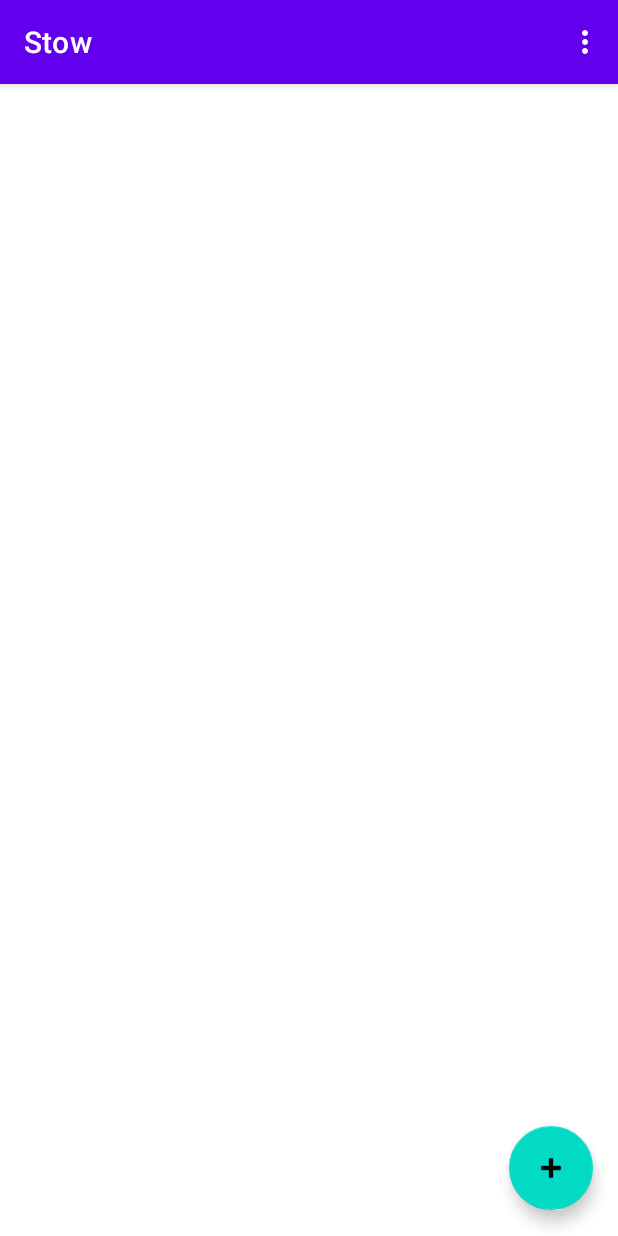
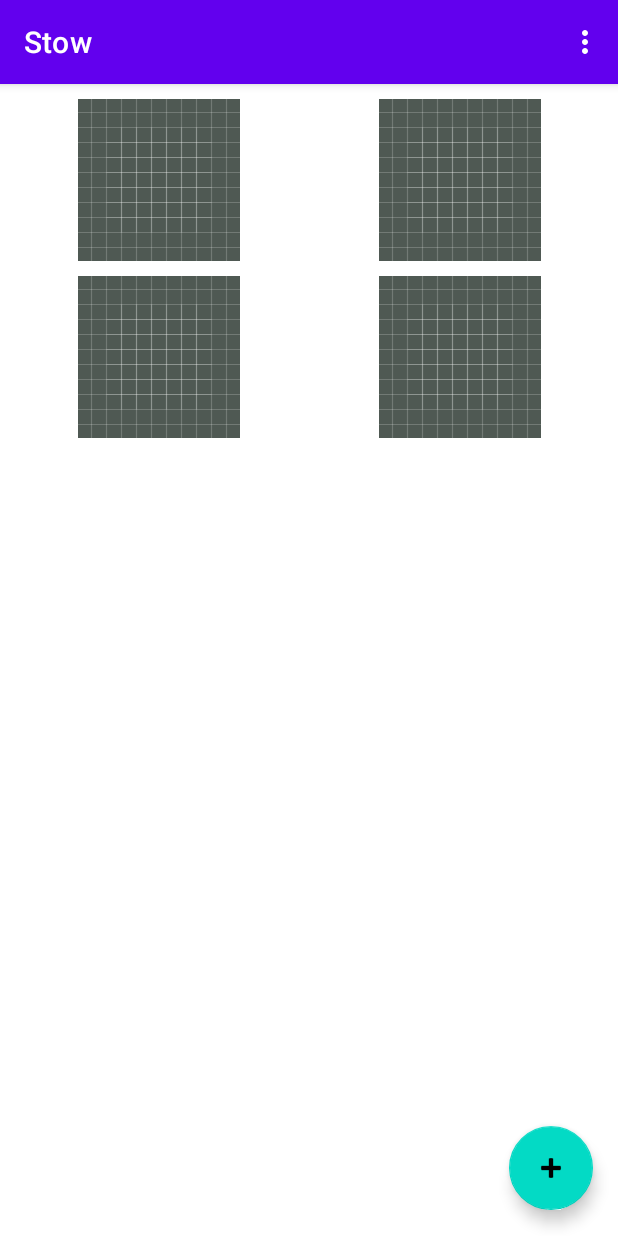
Before and after one commit to AppBuildersss/Stow, an Android app: the screen it shows after launch (LoggedInMainActivity), on a phone screen of 412 x 824 dp. Run offline under Robolectric (Android 15) with nearby library versions, the phone set to English and light mode, and no system bars; our stand-ins replace Firebase (no records; nobody signed in at launch, a user with empty details on screens opened directly), navigation-ui; libraries missing offline, so code that uses them is left out: com.chaquo.python; 2 statements that could not run were skipped.

Commit message:
'radiobutton'

```diff
--- a/app/src/main/java/com/example/stow/LoggedInFirstFragment.kt
+++ b/app/src/main/java/com/example/stow/LoggedInFirstFragment.kt
@@ -49,11 +49,56 @@ class LoggedInFirstFragment : Fragment() {
         binding.fab.setOnClickListener {
             findNavController().navigate(R.id.action_LoggedInFirstFragment_to_LoggedInSecondFragment)
         }
+
+        binding.imageButtonBottomRight.setOnClickListener {
+            bottomRightClicked()
+        }
+
+        binding.imageButtonBottomLeft.setOnClickListener {
+            bottomLeftClicked()
+        }
+
+        binding.imageButtonTopLeft.setOnClickListener {
+            topLeftClicked()
+        }
+
+        binding.imageButtonTopRight.setOnClickListener {
+            topRightClicked()
+        }
+
     }
 
     override fun onDestroyView() {
         super.onDestroyView()
         _binding = null
+    }
+
+    private fun bottomRightClicked() {
+        binding.imageButtonBottomRight.setImageResource(R.drawable.ic_launcher_background)
+        binding.imageButtonBottomLeft.setImageResource(R.drawable.ic_launcher_background_unclicked)
+        binding.imageButtonTopRight.setImageResource(R.drawable.ic_launcher_background_unclicked)
+        binding.imageButtonTopLeft.setImageResource(R.drawable.ic_launcher_background_unclicked)
+    }
+
+    private fun bottomLeftClicked() {
+        binding.imageButtonBottomRight.setImageResource(R.drawable.ic_launcher_background_unclicked)
+        binding.imageButtonBottomLeft.setImageResource(R.drawable.ic_launcher_background)
+        binding.imageButtonTopRight.setImageResource(R.drawable.ic_launcher_background_unclicked)
+        binding.imageButtonTopLeft.setImageResource(R.drawable.ic_launcher_background_unclicked)
+    }
+
+    private fun topRightClicked() {
+        binding.imageButtonBottomRight.setImageResource(R.drawable.ic_launcher_background_unclicked)
+        binding.imageButtonBottomLeft.setImageResource(R.drawable.ic_launcher_background_unclicked)
+        binding.imageButtonTopRight.setImageResource(R.drawable.ic_launcher_background)
+        binding.imageButtonTopLeft.setImageResource(R.drawable.ic_launcher_background_unclicked)
+    }
+
+    private fun topLeftClicked() {
+        binding.imageButtonBottomRight.setImageResource(R.drawable.ic_launcher_background_unclicked)
+        binding.imageButtonBottomLeft.setImageResource(R.drawable.ic_launcher_background_unclicked)
+        binding.imageButtonTopRight.setImageResource(R.drawable.ic_launcher_background_unclicked)
+        binding.imageButtonTopLeft.setImageResource(R.drawable.ic_launcher_background)
     }
 
     private fun displayWords() {
--- /dev/null
+++ b/app/src/main/res/drawable-v24/ic_launcher_background_unclicked.xml
@@ -0,0 +1,170 @@
+<?xml version="1.0" encoding="utf-8"?>
+<vector xmlns:android="http://schemas.android.com/apk/res/android"
+    android:width="108dp"
+    android:height="108dp"
+    android:viewportWidth="108"
+    android:viewportHeight="108">
+    <path
+        android:fillColor="#4F5953"
+        android:pathData="M0,0h108v108h-108z" />
+    <path
+        android:fillColor="#00000000"
+        android:pathData="M9,0L9,108"
+        android:strokeWidth="0.8"
+        android:strokeColor="#33FFFFFF" />
+    <path
+        android:fillColor="#00000000"
+        android:pathData="M19,0L19,108"
+        android:strokeWidth="0.8"
+        android:strokeColor="#33FFFFFF" />
+    <path
+        android:fillColor="#00000000"
+        android:pathData="M29,0L29,108"
+        android:strokeWidth="0.8"
+        android:strokeColor="#33FFFFFF" />
+    <path
+        android:fillColor="#00000000"
+        android:pathData="M39,0L39,108"
+        android:strokeWidth="0.8"
+        android:strokeColor="#33FFFFFF" />
+    <path
+        android:fillColor="#00000000"
+        android:pathData="M49,0L49,108"
+        android:strokeWidth="0.8"
+        android:strokeColor="#33FFFFFF" />
+    <path
+        android:fillColor="#00000000"
+        android:pathData="M59,0L59,108"
+        android:strokeWidth="0.8"
+        android:strokeColor="#33FFFFFF" />
+    <path
+        android:fillColor="#00000000"
+        android:pathData="M69,0L69,108"
+        android:strokeWidth="0.8"
+        android:strokeColor="#33FFFFFF" />
+    <path
+        android:fillColor="#00000000"
+        android:pathData="M79,0L79,108"
+        android:strokeWidth="0.8"
+        android:strokeColor="#33FFFFFF" />
+    <path
+        android:fillColor="#00000000"
+        android:pathData="M89,0L89,108"
+        android:strokeWidth="0.8"
+        android:strokeColor="#33FFFFFF" />
+    <path
+        android:fillColor="#00000000"
+        android:pathData="M99,0L99,108"
+        android:strokeWidth="0.8"
+        android:strokeColor="#33FFFFFF" />
+    <path
+        android:fillColor="#00000000"
+        android:pathData="M0,9L108,9"
+        android:strokeWidth="0.8"
+        android:strokeColor="#33FFFFFF" />
+    <path
+        android:fillColor="#00000000"
+        android:pathData="M0,19L108,19"
+        android:strokeWidth="0.8"
+        android:strokeColor="#33FFFFFF" />
+    <path
+        android:fillColor="#00000000"
+        android:pathData="M0,29L108,29"
+        android:strokeWidth="0.8"
+        android:strokeColor="#33FFFFFF" />
+    <path
+        android:fillColor="#00000000"
+        android:pathData="M0,39L108,39"
+        android:strokeWidth="0.8"
+        android:strokeColor="#33FFFFFF" />
+    <path
+        android:fillColor="#00000000"
+        android:pathData="M0,49L108,49"
+        android:strokeWidth="0.8"
+        android:strokeColor="#33FFFFFF" />
+    <path
+        android:fillColor="#00000000"
+        android:pathData="M0,59L108,59"
+        android:strokeWidth="0.8"
+        android:strokeColor="#33FFFFFF" />
+    <path
+        android:fillColor="#00000000"
+        android:pathData="M0,69L108,69"
+        android:strokeWidth="0.8"
+        android:strokeColor="#33FFFFFF" />
+    <path
+        android:fillColor="#00000000"
+        android:pathData="M0,79L108,79"
+        android:strokeWidth="0.8"
+        android:strokeColor="#33FFFFFF" />
+    <path
+        android:fillColor="#00000000"
+        android:pathData="M0,89L108,89"
+        android:strokeWidth="0.8"
+        android:strokeColor="#33FFFFFF" />
+    <path
+        android:fillColor="#00000000"
+        android:pathData="M0,99L108,99"
+        android:strokeWidth="0.8"
+        android:strokeColor="#33FFFFFF" />
+    <path
+        android:fillColor="#00000000"
+        android:pathData="M19,29L89,29"
+        android:strokeWidth="0.8"
+        android:strokeColor="#33FFFFFF" />
+    <path
+        android:fillColor="#00000000"
+        android:pathData="M19,39L89,39"
+        android:strokeWidth="0.8"
+        android:strokeColor="#33FFFFFF" />
+    <path
+        android:fillColor="#00000000"
+        android:pathData="M19,49L89,49"
+        android:strokeWidth="0.8"
+        android:strokeColor="#33FFFFFF" />
+    <path
+        android:fillColor="#00000000"
+        android:pathData="M19,59L89,59"
+        android:strokeWidth="0.8"
+        android:strokeColor="#33FFFFFF" />
+    <path
+        android:fillColor="#00000000"
+        android:pathData="M19,69L89,69"
+        android:strokeWidth="0.8"
+        android:strokeColor="#33FFFFFF" />
+    <path
+        android:fillColor="#00000000"
+        android:pathData="M19,79L89,79"
+        android:strokeWidth="0.8"
+        android:strokeColor="#33FFFFFF" />
+    <path
+        android:fillColor="#00000000"
+        android:pathData="M29,19L29,89"
+        android:strokeWidth="0.8"
+        android:strokeColor="#33FFFFFF" />
+    <path
+        android:fillColor="#00000000"
+        android:pathData="M39,19L39,89"
+        android:strokeWidth="0.8"
+        android:strokeColor="#33FFFFFF" />
+    <path
+        android:fillColor="#00000000"
+        android:pathData="M49,19L49,89"
+        android:strokeWidth="0.8"
+        android:strokeColor="#33FFFFFF" />
+    <path
+        android:fillColor="#00000000"
+        android:pathData="M59,19L59,89"
+        android:strokeWidth="0.8"
+        android:strokeColor="#33FFFFFF" />
+    <path
+        android:fillColor="#00000000"
+        android:pathData="M69,19L69,89"
+        android:strokeWidth="0.8"
+        android:strokeColor="#33FFFFFF" />
+    <path
+        android:fillColor="#00000000"
+        android:pathData="M79,19L79,89"
+        android:strokeWidth="0.8"
+        android:strokeColor="#33FFFFFF" />
+</vector>
--- a/app/src/main/res/layout/logged_in_fragment_first.xml
+++ b/app/src/main/res/layout/logged_in_fragment_first.xml
@@ -5,6 +5,60 @@
     android:layout_width="match_parent"
     android:layout_height="match_parent"
     tools:context=".LoggedInFirstFragment">
+
+    <ImageButton
+        android:id="@+id/imageButtonBottomLeft"
+        android:layout_width="0dp"
+        android:layout_height="wrap_content"
+        android:src="@drawable/ic_launcher_background_unclicked"
+        android:background="@color/cardview_light_background"
+        android:layout_marginHorizontal="10dp"
+        android:layout_marginVertical="10dp"
+        app:layout_constraintHorizontal_weight="1"
+        app:layout_constraintLeft_toLeftOf="parent"
+        app:layout_constraintRight_toLeftOf="@id/imageButtonBottomRight"
+        app:layout_constraintTop_toBottomOf="@id/imageButtonTopLeft" />
+
+    <ImageButton
+        android:id="@+id/imageButtonBottomRight"
+        android:layout_width="0dp"
+        android:layout_height="wrap_content"
+        android:src="@drawable/ic_launcher_background_unclicked"
+        android:background="@color/cardview_light_background"
+        android:layout_marginEnd="10dp"
+        android:layout_marginVertical="10dp"
+        app:layout_constraintHorizontal_weight="1"
+        app:layout_constraintLeft_toRightOf="@id/imageButtonBottomLeft"
+        app:layout_constraintRight_toRightOf="parent"
+        app:layout_constraintTop_toBottomOf="@id/imageButtonTopRight" />
+
+    <ImageButton
+        android:id="@+id/imageButtonTopLeft"
+        android:layout_width="0dp"
+        android:layout_height="wrap_content"
+        android:src="@drawable/ic_launcher_background_unclicked"
+        android:background="@color/cardview_light_background"
+        android:layout_marginHorizontal="10dp"
+        android:layout_marginVertical="10dp"
+        app:layout_constraintBottom_toTopOf="@id/imageButtonBottomLeft"
+        app:layout_constraintHorizontal_weight="1"
+        app:layout_constraintLeft_toLeftOf="parent"
+        app:layout_constraintRight_toLeftOf="@id/imageButtonTopRight"
+        app:layout_constraintTop_toTopOf="parent" />
+
+    <ImageButton
+        android:id="@+id/imageButtonTopRight"
+        android:layout_width="0dp"
+        android:layout_height="wrap_content"
+        android:src="@drawable/ic_launcher_background_unclicked"
+        android:background="@color/cardview_light_background"
+        android:layout_marginEnd="10dp"
+        android:layout_marginVertical="10dp"
+        app:layout_constraintBottom_toTopOf="@id/imageButtonBottomRight"
+        app:layout_constraintHorizontal_weight="1"
+        app:layout_constraintLeft_toRightOf="@id/imageButtonTopLeft"
+        app:layout_constraintRight_toRightOf="parent"
+        app:layout_constraintTop_toTopOf="parent" />
 
     <TextView
         android:id="@+id/editText1"
@@ -154,5 +208,4 @@
         app:layout_constraintStart_toStartOf="parent"
         app:layout_constraintTop_toTopOf="parent" />
 
-
 </androidx.constraintlayout.widget.ConstraintLayout>
```
